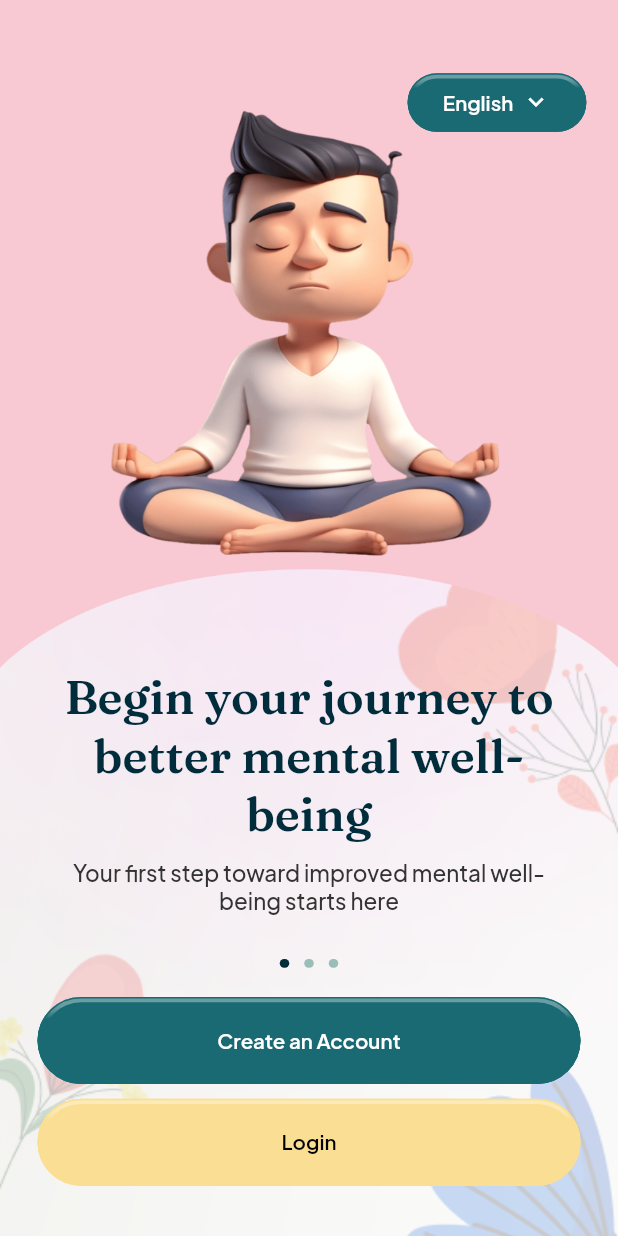
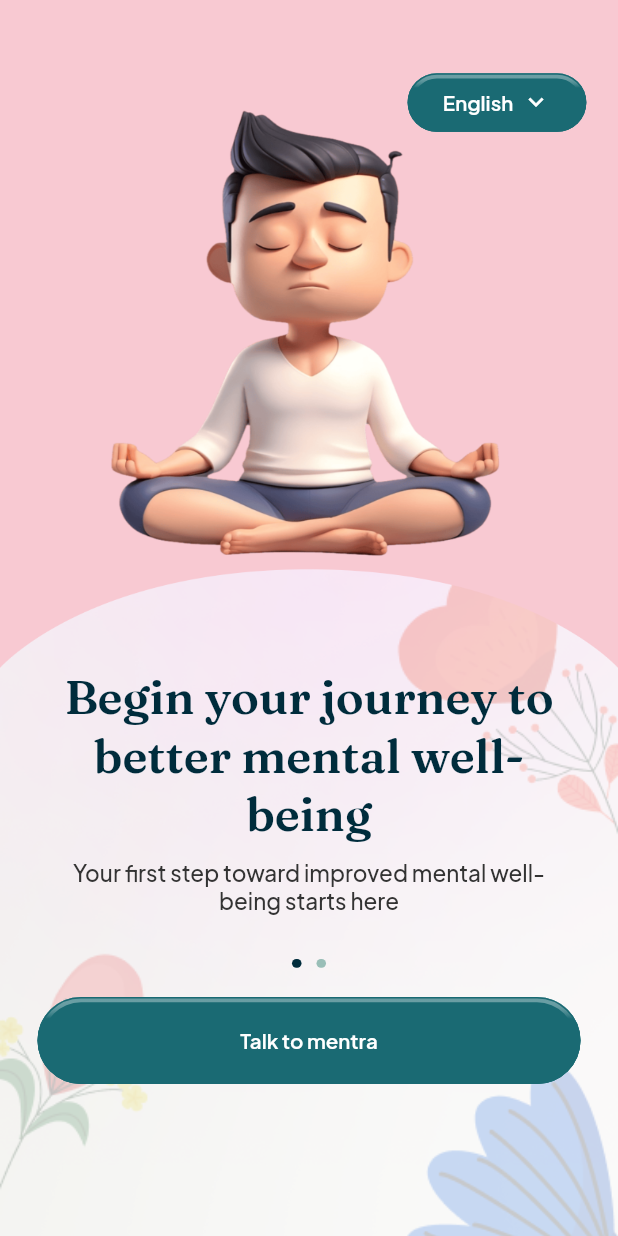
Before and after one commit to Apkboi/backupm, a Flutter app: the screen it shows after launch, on a phone screen of 412 x 824 dp. Run offline on Flutter 3.47's test engine with Material 3 defaults, Android fonts, the light colour scheme and no system bars; drawn by our look-alikes of carousel_slider, overlay_support; our stand-ins replace another_flushbar, bloc, cached_network_image, chewie, device_info_plus, dio and 40 more; missing offline and left inert: dart_ipify, flutter_timer_countdown, mesibo_flutter_sdk, video_thumbnail; accounts and stored records are empty; generated files the repository leaves out were written again; statements that could not run were skipped; project files that could hold a hidden picture were left out.

Commit message:
Updated signup feedback

```diff
--- a/lib/core/navigation/route_url.dart
+++ b/lib/core/navigation/route_url.dart
@@ -3,6 +3,7 @@ class PageUrl {
   static const splash = 'splash';
   static const signUp = 'signUp';
   static const signUpIntro = 'signUpIntro';
+  static const onboardingIntro = 'onboardingIntro';
   static const welcomeScreen = 'welcomeScreen';
   static const passcodeScreen = 'passcodeScreen';
   static const onBoardingPage = 'onBoardingPage';
--- a/lib/core/navigation/routes.dart
+++ b/lib/core/navigation/routes.dart
@@ -6,6 +6,7 @@ import 'package:mentra/core/navigation/route_url.dart';
 import 'package:mentra/features/authentication/login/presentation/screens/login_screen.dart';
 import 'package:mentra/features/authentication/login/presentation/screens/passcode_screen.dart';
 import 'package:mentra/features/authentication/login/presentation/screens/welcome_screen.dart';
+import 'package:mentra/features/authentication/onboarding/presentaion/screens/onboarding_intro.dart';
 import 'package:mentra/features/authentication/onboarding/presentaion/screens/onboarding_screen.dart';
 import 'package:mentra/features/authentication/onboarding/presentaion/screens/signup_intro.dart';
 import 'package:mentra/features/authentication/onboarding/presentaion/screens/splash_screen.dart';
@@ -126,6 +127,10 @@ class CustomRoutes {
         builder: (context, state) => const SignupOptionScreen(),
       ),
       GoRoute(
+        path: '/onboardingIntro',
+        name: PageUrl.onboardingIntro,
+        builder: (context, state) => const OnboardingIntro(),
+      ),      GoRoute(
         path: '/userEmailScreen',
         name: PageUrl.userEmailScreen,
         builder: (context, state) => const UserEmailScreen(email: 'email'),
--- a/lib/features/authentication/onboarding/presentaion/screens/onboarding_screen.dart
+++ b/lib/features/authentication/onboarding/presentaion/screens/onboarding_screen.dart
@@ -71,11 +71,11 @@ class _OnboardingScreenState extends State<OnboardingScreen> {
                         header: heading2,
                         text: body2,
                       ),
-                      OnboardingItem(
-                        img: Assets.images.pngs.onboarding3.path,
-                        header: heading3,
-                        text: body3,
-                      ),
+                      // OnboardingItem(
+                      //   img: Assets.images.pngs.onboarding3.path,
+                      //   header: heading3,
+                      //   text: body3,
+                      // ),
                     ]),
               ),
               Padding(
@@ -88,38 +88,30 @@ class _OnboardingScreenState extends State<OnboardingScreen> {
                     20.verticalSpace,
                     Indicator(
                       seledtedIndex: _currentIndex,
-                      items_count: 3,
+                      items_count: 2,
                     ),
                     20.verticalSpace,
                     CustomNeumorphicButton(
                       color: Pallets.primary,
-                      text: 'Create an Account',
+                      text: 'Talk to mentra',
                       onTap: () {
                         injector
                             .get<RegistrationBloc>()
                             .updateFields(role: 'User');
-                        context.pushNamed(PageUrl.usernameScreen);
-                        // CustomDialogs.showBottomSheet(
-                        //     context, const SignupIntroScreen(),
-                        //     shape: const RoundedRectangleBorder(
-                        //         borderRadius: BorderRadius.only(
-                        //       topLeft: Radius.circular(16),
-                        //       topRight: Radius.circular(16),
-                        //     )),
-                        //     constraints: BoxConstraints(maxHeight: 0.9.sh));
-                        // context.pushNamed(PageUrl.signUpIntro);
+                        context.pushNamed(PageUrl.onboardingIntro);
+
                       },
                     ),
-                    10.verticalSpace,
-                    CustomNeumorphicButton(
-                      color: Pallets.secondary,
-                      text: 'Login',
-                      fgColor: Pallets.black,
-                      onTap: () {
-                        SessionManager.instance.hasOnboarded = true;
-                        context.pushNamed(PageUrl.login);
-                      },
-                    ),
+                    // 10.verticalSpace,
+                    // CustomNeumorphicButton(
+                    //   color: Pallets.secondary,
+                    //   text: 'Login',
+                    //   fgColor: Pallets.black,
+                    //   onTap: () {
+                    //     SessionManager.instance.hasOnboarded = true;
+                    //     context.pushNamed(PageUrl.login);
+                    //   },
+                    // ),
                   ],
                 ),
               ),
--- a/lib/features/dashboard/dormain/usecase/dashboard_usecase.dart
+++ b/lib/features/dashboard/dormain/usecase/dashboard_usecase.dart
@@ -1,7 +1,5 @@
 import 'package:mentra/core/di/injector.dart';
-import 'package:mentra/core/services/mesibo/mesibo_service.dart';
 import 'package:mentra/features/dashboard/presentation/bloc/dashboard/dashboard_bloc.dart';
-import 'package:mentra/features/mesibo/presentation/bloc/mesibo_cubit.dart';
 
 class DashboardUsecase {
   Future<void> execute() async {
--- a/lib/features/mesibo/presentation/bloc/mesibo_cubit.dart
+++ b/lib/features/mesibo/presentation/bloc/mesibo_cubit.dart
@@ -24,6 +24,7 @@ class MesiboCubit extends Cubit<MesiboState>
     // await _mesiboService.groupCall('Mentra');
     await _mesiboService.groupCall('Mentra');
   }
+
   Future<void> stop() async {
     // await _mesiboService.groupCall('Mentra');
     await _mesiboService.stop();
```
Also changed, not shown: lib/features/authentication/onboarding/presentaion/screens/onboarding_intro.dart (added, +143 -0 lines), lib/features/dashboard/presentation/screens/home_screen.dart (+4 -8 lines), lib/features/therapy/presentation/widgets/join_session_button.dart (+17 -13 lines), lib/features/therapy/presentation/widgets/therapy_details_sheet.dart (+2 -6 lines).
